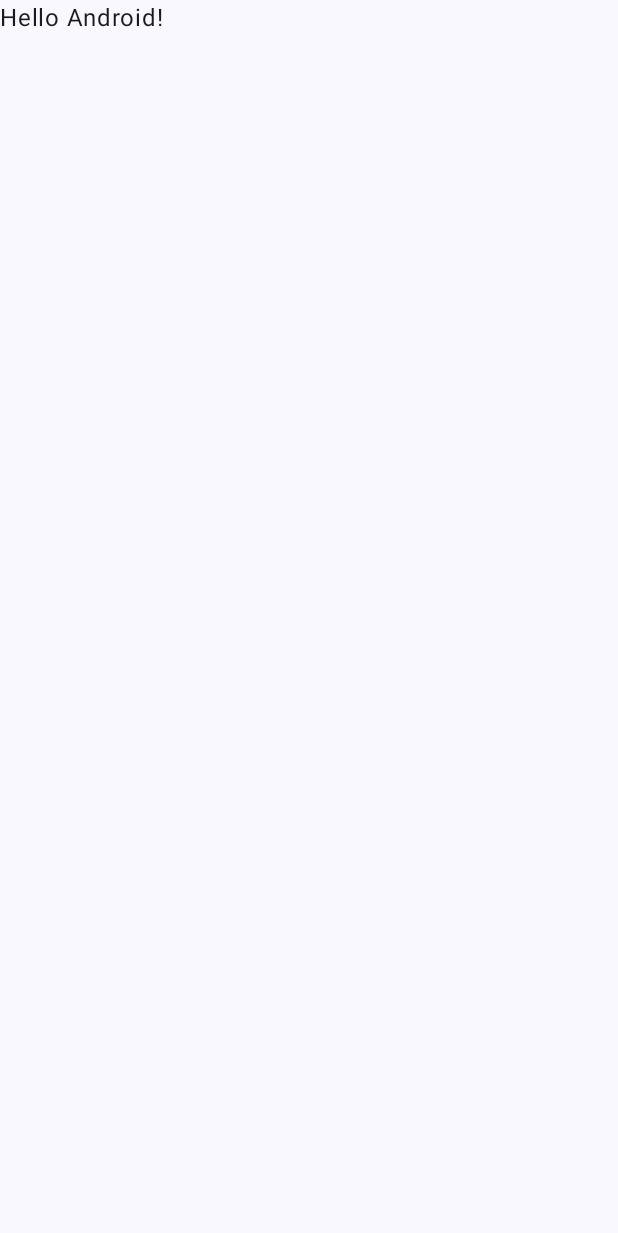
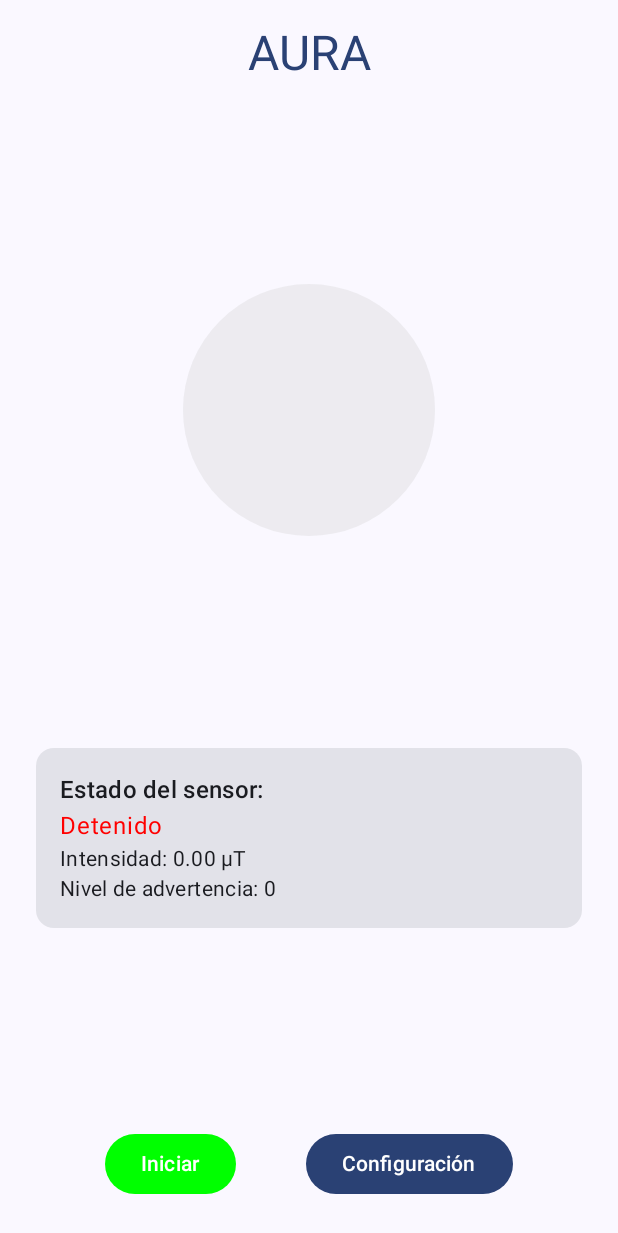
Before and after one commit to cam-mor/expoFis-AURA, an Android app built with Jetpack Compose: the screen it shows after launch (MainActivity), on a phone screen of 412 x 824 dp. Before the commit the part shown is almost empty. Shown: the top 1233 px of the screen. Run offline under Robolectric (Android 15) with nearby library versions, the phone set to English and light mode, and no system bars.

```diff
--- a/app/src/main/java/com/roamoralesgonzalez/aura/MainActivity.kt
+++ b/app/src/main/java/com/roamoralesgonzalez/aura/MainActivity.kt
@@ -3,27 +3,30 @@ package com.roamoralesgonzalez.aura
 import android.os.Bundle
 import androidx.activity.ComponentActivity
 import androidx.activity.compose.setContent
-import androidx.activity.enableEdgeToEdge
-import androidx.compose.foundation.layout.fillMaxSize
-import androidx.compose.foundation.layout.padding
-import androidx.compose.material3.Scaffold
-import androidx.compose.material3.Text
-import androidx.compose.runtime.Composable
+import androidx.compose.foundation.Canvas
+import androidx.compose.foundation.layout.*
+import androidx.compose.material3.*
+import androidx.compose.runtime.*
+import androidx.compose.ui.Alignment
 import androidx.compose.ui.Modifier
+import androidx.compose.ui.graphics.Color
+import androidx.compose.ui.geometry.Offset
+import androidx.compose.ui.geometry.Size
 import androidx.compose.ui.tooling.preview.Preview
+import androidx.compose.ui.unit.dp
 import com.roamoralesgonzalez.aura.ui.theme.AURATheme
+import androidx.compose.animation.core.*
 
 class MainActivity : ComponentActivity() {
     override fun onCreate(savedInstanceState: Bundle?) {
         super.onCreate(savedInstanceState)
-        enableEdgeToEdge()
         setContent {
             AURATheme {
-                Scaffold(modifier = Modifier.fillMaxSize()) { innerPadding ->
-                    Greeting(
-                        name = "Android",
-                        modifier = Modifier.padding(innerPadding)
-                    )
+                Surface(
+                    modifier = Modifier.fillMaxSize(),
+                    color = MaterialTheme.colorScheme.background
+                ) {
+                    MainScreen()
                 }
             }
         }
@@ -31,17 +34,135 @@ class MainActivity : ComponentActivity() {
 }
 
 @Composable
-fun Greeting(name: String, modifier: Modifier = Modifier) {
-    Text(
-        text = "Hello $name!",
+fun MainScreen(modifier: Modifier = Modifier) {
+    var isMonitoring by remember { mutableStateOf(false) }
+    var magneticStrength by remember { mutableStateOf(0f) }
+    var warningLevel by remember { mutableStateOf(0) }
+
+    Column(
         modifier = modifier
+            .fillMaxSize()
+            .padding(16.dp),
+        horizontalAlignment = Alignment.CenterHorizontally,
+        verticalArrangement = Arrangement.SpaceBetween
+    ) {
+        // Título
+        Text(
+            text = "AURA",
+            style = MaterialTheme.typography.headlineLarge,
+            color = MaterialTheme.colorScheme.primary
+        )
+
+        // Indicador visual
+        MagneticFieldIndicator(
+            strength = magneticStrength,
+            warningLevel = warningLevel,
+            modifier = Modifier
+                .size(200.dp)
+                .padding(16.dp)
+        )
+
+        // Estado actual
+        Card(
+            modifier = Modifier
+                .fillMaxWidth()
+                .padding(8.dp)
+        ) {
+            Column(
+                modifier = Modifier.padding(16.dp)
+            ) {
+                Text(
+                    text = "Estado del sensor:",
+                    style = MaterialTheme.typography.titleMedium
+                )
+                Text(
+                    text = if (isMonitoring) "Monitorizando" else "Detenido",
+                    color = if (isMonitoring) Color.Green else Color.Red
+                )
+                Text(
+                    text = "Intensidad: %.2f µT".format(magneticStrength),
+                    style = MaterialTheme.typography.bodyMedium
+                )
+                Text(
+                    text = "Nivel de advertencia: $warningLevel",
+                    style = MaterialTheme.typography.bodyMedium
+                )
+            }
+        }
+
+        // Controles
+        Row(
+            modifier = Modifier
+                .fillMaxWidth()
+                .padding(8.dp),
+            horizontalArrangement = Arrangement.SpaceEvenly
+        ) {
+            Button(
+                onClick = { isMonitoring = !isMonitoring },
+                colors = ButtonDefaults.buttonColors(
+                    containerColor = if (isMonitoring) Color.Red else Color.Green
+                )
+            ) {
+                Text(if (isMonitoring) "Detener" else "Iniciar")
+            }
+
+            Button(
+                onClick = { /* Implementar configuración */ }
+            ) {
+                Text("Configuración")
+            }
+        }
+    }
+}
+
+@Composable
+fun MagneticFieldIndicator(
+    strength: Float,
+    warningLevel: Int,
+    modifier: Modifier = Modifier
+) {
+    val animatedStrength by animateFloatAsState(
+        targetValue = strength,
+        animationSpec = tween(durationMillis = 500)
     )
+
+    Canvas(modifier = modifier) {
+        val canvasWidth = size.width
+        val canvasHeight = size.height
+        val radius = minOf(canvasWidth, canvasHeight) / 2
+
+        // Dibujar círculo base
+        drawCircle(
+            color = Color.LightGray.copy(alpha = 0.3f),
+            radius = radius,
+            center = Offset(canvasWidth / 2, canvasHeight / 2)
+        )
+
+        // Dibujar indicador de intensidad
+        val sweepAngle = (animatedStrength / 100f) * 360f
+        drawArc(
+            color = when (warningLevel) {
+                0 -> Color.Green
+                1 -> Color.Yellow
+                2 -> Color.Red
+                else -> Color.Red
+            },
+            startAngle = -90f,
+            sweepAngle = sweepAngle,
+            useCenter = true,
+            size = Size(radius * 2, radius * 2),
+            topLeft = Offset(
+                (canvasWidth - radius * 2) / 2,
+                (canvasHeight - radius * 2) / 2
+            )
+        )
+    }
 }
 
 @Preview(showBackground = true)
 @Composable
-fun GreetingPreview() {
+fun MainScreenPreview() {
     AURATheme {
-        Greeting("Android")
+        MainScreen()
     }
 }
```
Also changed, not shown: app/build.gradle.kts (+47 -23 lines), app/src/main/AndroidManifest.xml (+18 -0 lines), app/src/main/java/com/roamoralesgonzalez/aura/service/SensorMonitoringService.kt (added, +107 -0 lines), app/src/main/java/com/roamoralesgonzalez/aura/util/ConnectivityManager.kt (added, +135 -0 lines), app/src/main/res/drawable/ic_warning.xml (added, +10 -0 lines), build.gradle.kts (+15 -4 lines), gradle.properties (+2 -20 lines), app/src/main/java/com/roamoralesgonzalez/aura/viewmodel/MainViewModel.kt (added).
